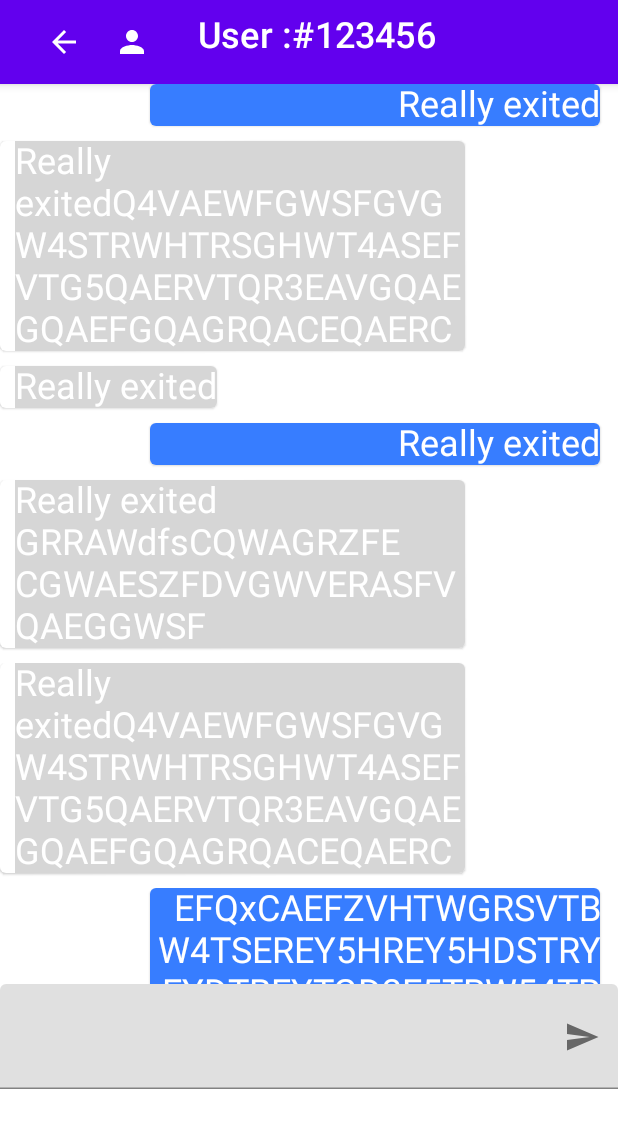
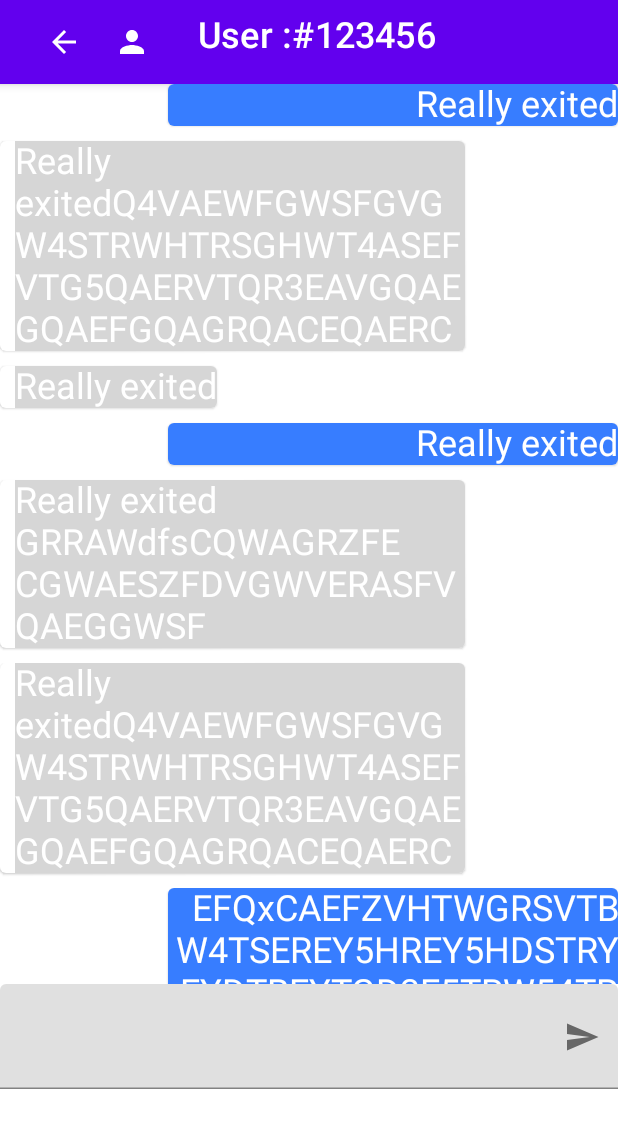
Before and after one commit to projectISPW/LetMeKnowMP, an Android app built with Jetpack Compose: the composable Chat shown on its own in the app's theme, on a phone screen of 412 x 824 dp. Shown: the top 1128 px of the screen. Run offline under Robolectric (Android 15) with nearby library versions, the phone set to English and light mode, and no system bars.

Commit message:
solve bug with the chat Layout

```diff
--- a/LetMeKnowV1/app/src/main/java/com/francesco/damata/letmeknowv1/ui/layout/Chat.kt
+++ b/LetMeKnowV1/app/src/main/java/com/francesco/damata/letmeknowv1/ui/layout/Chat.kt
@@ -1,5 +1,6 @@
 package com.francesco.damata.letmeknowv1.ui.layout
 
+import android.content.res.Configuration
 import androidx.compose.foundation.background
 import androidx.compose.foundation.layout.*
 import androidx.compose.foundation.lazy.LazyColumn
@@ -17,12 +18,14 @@ import androidx.compose.runtime.mutableStateOf
 import androidx.compose.runtime.saveable.rememberSaveable
 import androidx.compose.ui.Alignment
 import androidx.compose.ui.Modifier
+import androidx.compose.ui.focus.FocusRequester.Companion.createRefs
 import androidx.compose.ui.graphics.Color
+import androidx.compose.ui.layout.layoutId
+import androidx.compose.ui.platform.LocalConfiguration
 import androidx.compose.ui.res.stringResource
 import androidx.compose.ui.text.style.TextAlign
 import androidx.compose.ui.unit.dp
 import androidx.compose.ui.unit.sp
-import androidx.constraintlayout.compose.ConstraintLayout
 import com.francesco.damata.letmeknowv1.R
 import com.francesco.damata.letmeknowv1.screen.MyModelScreen
 import com.francesco.damata.letmeknowv1.ui.theme.recived
@@ -33,10 +36,7 @@ fun Chat(myModelScreen: MyModelScreen) {
     val MessageListObs=rememberSaveable() {
         mutableStateOf(MessageListChat)
     }
-    Column (modifier=Modifier
-        .verticalScroll(rememberScrollState())
-    ){
-
+    Column(modifier=Modifier.fillMaxHeight()) {
             TopAppBar(
                 {
                     IconButton({
@@ -45,7 +45,7 @@ fun Chat(myModelScreen: MyModelScreen) {
                         Icon(
                             imageVector = Icons.Filled.ArrowBack,
                             contentDescription = stringResource(R.string.back_button),
-                        modifier=Modifier .padding(start = 5.dp)
+                            modifier = Modifier.padding(start = 5.dp)
                         )
                     }
                     IconButton({
@@ -58,19 +58,42 @@ fun Chat(myModelScreen: MyModelScreen) {
                     }
 
                     Text(
-                    text = stringResource(R.string.user) +"#123456", color = Color.White, fontSize = 24.sp,
+                        text = stringResource(R.string.user) + "#123456",
+                        color = Color.White,
+                        fontSize = 24.sp,
                         modifier = Modifier
                             .align(Alignment.Start)
                             .padding(start = 20.dp, top = 10.dp)
                     )
                 }
             )
+        Column(
+            modifier = Modifier.fillMaxWidth()
+                .verticalScroll(rememberScrollState())
+        ) {
             Conversation(MessageListObs.value)
+        }
         ChatBar(MessageListObs)
     }
 }
 @Composable
 fun Conversation(messages: List<Message>) {
+    val configuration = LocalConfiguration.current
+    when (configuration.orientation) {
+        Configuration.ORIENTATION_LANDSCAPE -> {
+            LazyColumn(
+                modifier=Modifier.height(200.dp),
+                verticalArrangement = Arrangement.spacedBy(10.dp)
+            ) {
+                items(items=messages){
+                        message->
+                    MessageChat(message,"Francesco","Jessie")
+                }
+            }
+        }
+
+        // Other wise
+        else -> {
             LazyColumn(
                 modifier=Modifier.height(600.dp),
                 verticalArrangement = Arrangement.spacedBy(10.dp)
@@ -81,18 +104,26 @@ fun Conversation(messages: List<Message>) {
                 }
             }
         }
+    }
+
+}
 @Composable
 fun MessageChat(message:Message, user:String, sender:String){
     var msgExpanded= rememberSaveable() {
         mutableStateOf(false)
     }
-    ConstraintLayout() {
-        val (row,Surface)=createRefs()
-        Row{
     if (message.sender==user) {
-                Spacer(modifier = Modifier.width(100.dp))
-                Surface(shape = MaterialTheme.shapes.medium, elevation = 1.dp) {
-                    Spacer(modifier = Modifier.width(40.dp))
+        Column(
+        modifier=Modifier
+            .fillMaxWidth(),
+        horizontalAlignment = Alignment.End
+    ) {
+            Surface(
+                shape = MaterialTheme.shapes.medium,
+                elevation = 1.dp,
+                modifier = Modifier
+                    .layoutId("surface")
+            ) {
                 Text(
                     message.reciver,
                     style = MaterialTheme.typography.body1,
@@ -104,12 +135,18 @@ fun MessageChat(message:Message, user:String, sender:String){
                         .background(MaterialTheme.colors.sended)
                         .width(300.dp)
 
-
                 )
             }
+
+        }
+
     }
     else{
-
+        Column(
+            modifier=Modifier
+                .fillMaxWidth(),
+            horizontalAlignment = Alignment.Start
+        ) {
             Surface(shape=MaterialTheme.shapes.medium,elevation =1.dp){
                 Text(message.reciver,
                     style=MaterialTheme.typography.body1,
@@ -122,13 +159,11 @@ fun MessageChat(message:Message, user:String, sender:String){
                         .widthIn(100.dp, 300.dp)
                 )
             }
-
         }
-
     }
 }
 
-}
+
 @Composable
 fun ChatBar(MessageListObs: MutableState<MutableList<Message>>) {
     val inputMsg = rememberSaveable() {
--- a/LetMeKnowV1/app/src/main/java/com/francesco/damata/letmeknowv1/ui/layout/ScreenRouter.kt
+++ b/LetMeKnowV1/app/src/main/java/com/francesco/damata/letmeknowv1/ui/layout/ScreenRouter.kt
@@ -26,7 +26,7 @@ enum class LetMeKnowScreen(@StringRes val title: Int) {
 
 }
 object ScreenRouter {
-        var currentScreen: MutableState<LetMeKnowScreen> = mutableStateOf(LetMeKnowScreen.Login)
+        var currentScreen: MutableState<LetMeKnowScreen> = mutableStateOf(LetMeKnowScreen.Chat)
 
     fun navigateTo(destination: LetMeKnowScreen) {
         currentScreen.value = destination
```
Lines whose indentation alone changed are shown as unchanged.
